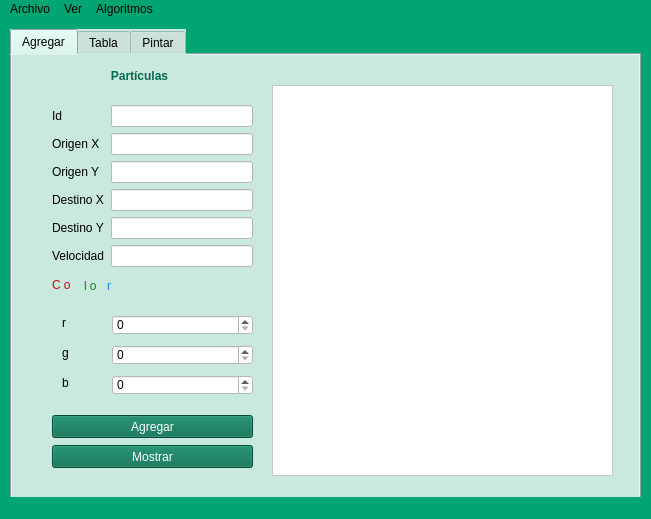
This is Particulas/mainwindow.ui in jessMan98/Interfaz_Python1 as Qt 5 draws it before an edit. The edited form follows.
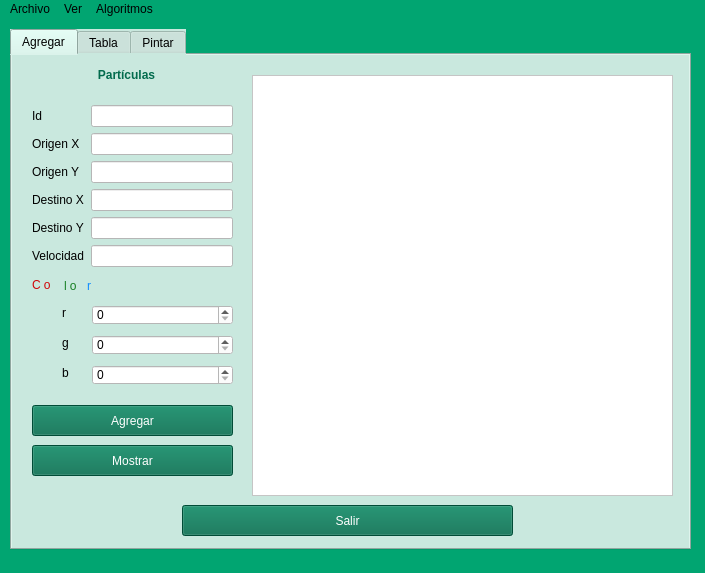
This is the edited form.

Diff of the .ui file:
```diff
--- a/Particulas/mainwindow.ui
+++ b/Particulas/mainwindow.ui
@@ -6,8 +6,8 @@
    <rect>
     <x>0</x>
     <y>0</y>
-    <width>651</width>
-    <height>519</height>
+    <width>705</width>
+    <height>573</height>
    </rect>
   </property>
   <property name="windowTitle">
@@ -26,8 +26,8 @@
      <rect>
       <x>10</x>
       <y>10</y>
-      <width>631</width>
-      <height>471</height>
+      <width>681</width>
+      <height>521</height>
      </rect>
     </property>
     <property name="styleSheet">
@@ -45,10 +45,10 @@
      <widget class="QPushButton" name="muestra">
       <property name="geometry">
        <rect>
-        <x>40</x>
+        <x>20</x>
         <y>390</y>
         <width>201</width>
-        <height>23</height>
+        <height>31</height>
        </rect>
       </property>
       <property name="styleSheet">
@@ -63,11 +63,14 @@
       <property name="geometry">
        <rect>
         <x>50</x>
-        <y>290</y>
+        <y>280</y>
         <width>16</width>
         <height>16</height>
        </rect>
       </property>
+      <property name="styleSheet">
+       <string notr="true"/>
+      </property>
       <property name="text">
        <string>g</string>
       </property>
@@ -75,8 +78,8 @@
      <widget class="QSpinBox" name="green">
       <property name="geometry">
        <rect>
-        <x>100</x>
-        <y>290</y>
+        <x>80</x>
+        <y>280</y>
         <width>141</width>
         <height>20</height>
        </rect>
@@ -91,10 +94,10 @@
      <widget class="QPushButton" name="inserta">
       <property name="geometry">
        <rect>
-        <x>40</x>
-        <y>360</y>
+        <x>20</x>
+        <y>350</y>
         <width>201</width>
-        <height>23</height>
+        <height>31</height>
        </rect>
       </property>
       <property name="styleSheet">
@@ -109,8 +112,8 @@
      <widget class="QSpinBox" name="blue">
       <property name="geometry">
        <rect>
-        <x>100</x>
-        <y>320</y>
+        <x>80</x>
+        <y>310</y>
         <width>141</width>
         <height>20</height>
        </rect>
@@ -125,7 +128,7 @@
      <widget class="QLabel" name="label_8">
       <property name="geometry">
        <rect>
-        <x>40</x>
+        <x>20</x>
         <y>220</y>
         <width>31</width>
         <height>20</height>
@@ -143,11 +146,17 @@
       <property name="geometry">
        <rect>
         <x>50</x>
-        <y>260</y>
+        <y>250</y>
         <width>16</width>
         <height>16</height>
        </rect>
       </property>
+      <property name="whatsThis">
+       <string>&lt;html&gt;&lt;head/&gt;&lt;body&gt;&lt;p&gt;&lt;span style=&quot; font-size:11pt; font-weight:600; color:#ff0000;&quot;&gt;r&lt;/span&gt;&lt;/p&gt;&lt;/body&gt;&lt;/html&gt;</string>
+      </property>
+      <property name="styleSheet">
+       <string notr="true"/>
+      </property>
       <property name="text">
        <string>r</string>
       </property>
@@ -155,7 +164,7 @@
      <widget class="QWidget" name="layoutWidget">
       <property name="geometry">
        <rect>
-        <x>40</x>
+        <x>20</x>
         <y>50</y>
         <width>201</width>
         <height>164</height>
@@ -252,8 +261,8 @@
      <widget class="QSpinBox" name="red">
       <property name="geometry">
        <rect>
-        <x>100</x>
-        <y>260</y>
+        <x>80</x>
+        <y>250</y>
         <width>141</width>
         <height>20</height>
        </rect>
@@ -272,11 +281,14 @@
       <property name="geometry">
        <rect>
         <x>50</x>
-        <y>320</y>
+        <y>310</y>
         <width>16</width>
         <height>16</height>
        </rect>
       </property>
+      <property name="styleSheet">
+       <string notr="true"/>
+      </property>
       <property name="text">
        <string>b</string>
       </property>
@@ -284,10 +296,10 @@
      <widget class="QLabel" name="label_9">
       <property name="geometry">
        <rect>
-        <x>73</x>
-        <y>9</y>
+        <x>60</x>
+        <y>10</y>
         <width>107</width>
-        <height>25</height>
+        <height>21</height>
        </rect>
       </property>
       <property name="styleSheet">
@@ -304,10 +316,10 @@
      <widget class="QPlainTextEdit" name="salidaDatos">
       <property name="geometry">
        <rect>
-        <x>260</x>
-        <y>30</y>
-        <width>341</width>
-        <height>391</height>
+        <x>240</x>
+        <y>20</y>
+        <width>421</width>
+        <height>421</height>
        </rect>
       </property>
       <property name="styleSheet">
@@ -320,7 +332,7 @@
      <widget class="QLabel" name="label_12">
       <property name="geometry">
        <rect>
-        <x>70</x>
+        <x>50</x>
         <y>220</y>
         <width>21</width>
         <height>21</height>
@@ -343,7 +355,7 @@
      <widget class="QLabel" name="label_13">
       <property name="geometry">
        <rect>
-        <x>90</x>
+        <x>70</x>
         <y>220</y>
         <width>16</width>
         <height>21</height>
@@ -363,6 +375,24 @@
        <number>5</number>
       </property>
      </widget>
+     <widget class="QPushButton" name="exit">
+      <property name="geometry">
+       <rect>
+        <x>170</x>
+        <y>450</y>
+        <width>331</width>
+        <height>31</height>
+       </rect>
+      </property>
+      <property name="styleSheet">
+       <string notr="true">background-color: rgb(2, 107, 77);
+color: rgb(255, 255, 255);
+</string>
+      </property>
+      <property name="text">
+       <string>Salir</string>
+      </property>
+     </widget>
     </widget>
     <widget class="QWidget" name="tab_2">
      <attribute name="title">
@@ -511,7 +541,7 @@
     <rect>
      <x>0</x>
      <y>0</y>
-     <width>651</width>
+     <width>705</width>
      <height>22</height>
     </rect>
    </property>
```
Left out of the diff: 3 changed lines with no effect on the pictures.
